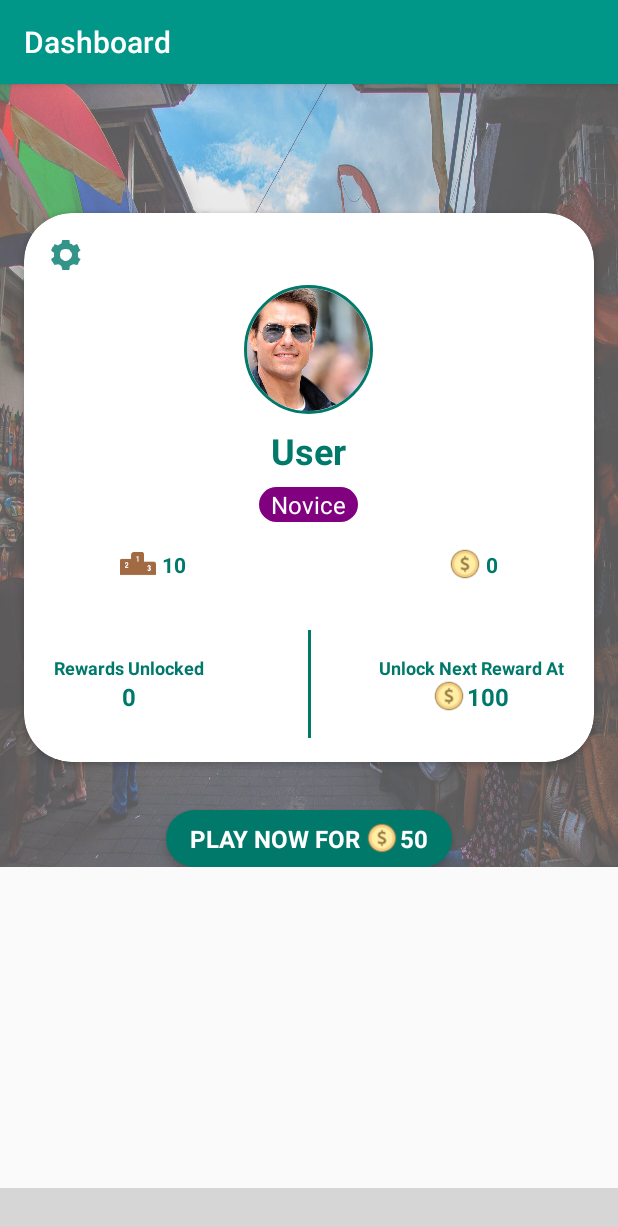
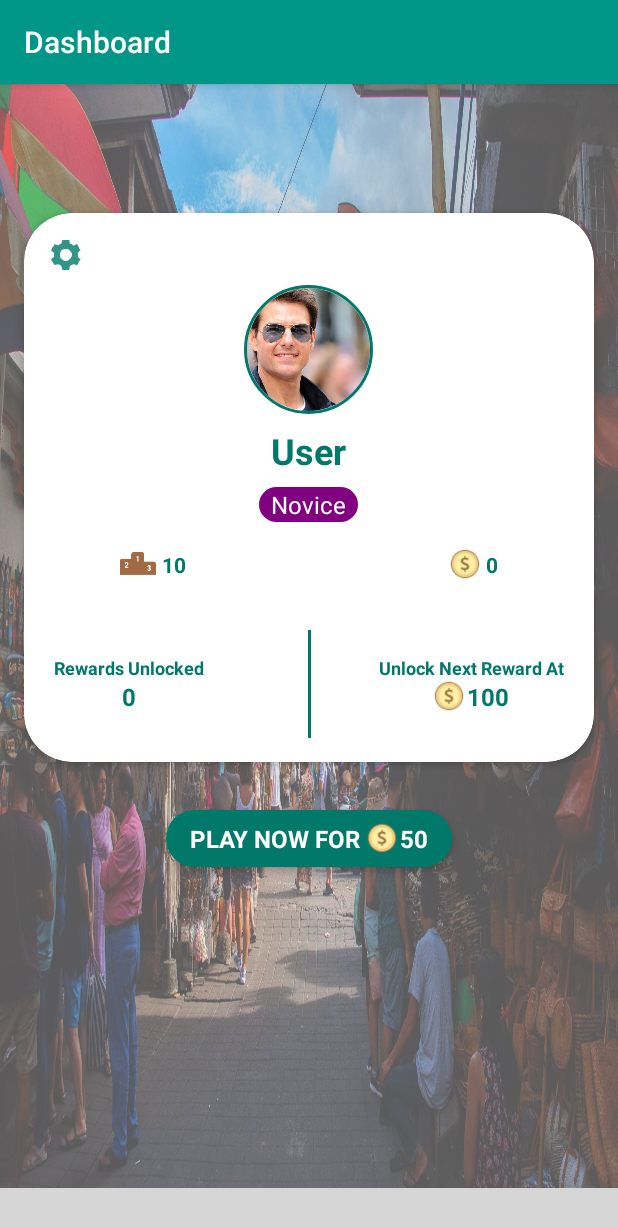
Before and after one commit to apexkid/android-skeleton-dagger-rx-mvp, an Android app: the DashboardActivity screen opened directly, with no data from a screen before it, on a phone screen of 412 x 824 dp. Shown: the top 1227 px of the screen. Run offline under Robolectric (Android 15) with nearby library versions, the phone set to English and light mode, and no system bars; our stand-ins replace ButterKnife, CircleImageView, Dagger/Hilt's generated code; libraries missing offline, so code that uses them is left out: com.aurelhubert.ahbottomnavigation; plain views replace AHBottomNavigation; 10 statements that could not run were skipped; grey boxes are pictures that could not be loaded.

Commit message:
Fixed constraint layout in dashboard

```diff
--- a/app/src/main/res/layout/activity_dashboard.xml
+++ b/app/src/main/res/layout/activity_dashboard.xml
@@ -17,10 +17,10 @@
             android:layout_width="match_parent"
             android:layout_height="0dp"
             android:background="@drawable/background_street"
+            app:layout_constraintBottom_toBottomOf="parent"
             app:layout_constraintEnd_toEndOf="parent"
             app:layout_constraintStart_toStartOf="parent"
-            app:layout_constraintTop_toTopOf="parent"
-            app:layout_constraintBottom_toTopOf="@+id/bottom_navigation">
+            app:layout_constraintTop_toTopOf="parent">
 
             <androidx.cardview.widget.CardView
                 android:id="@+id/card_view"
@@ -105,7 +105,7 @@
 
                     <androidx.constraintlayout.widget.ConstraintLayout
                         android:layout_width="match_parent"
-                        android:layout_height="wrap_content"
+                        android:layout_height="match_parent"
                         android:layout_marginTop="16dp">
 
                         <ImageView
```
